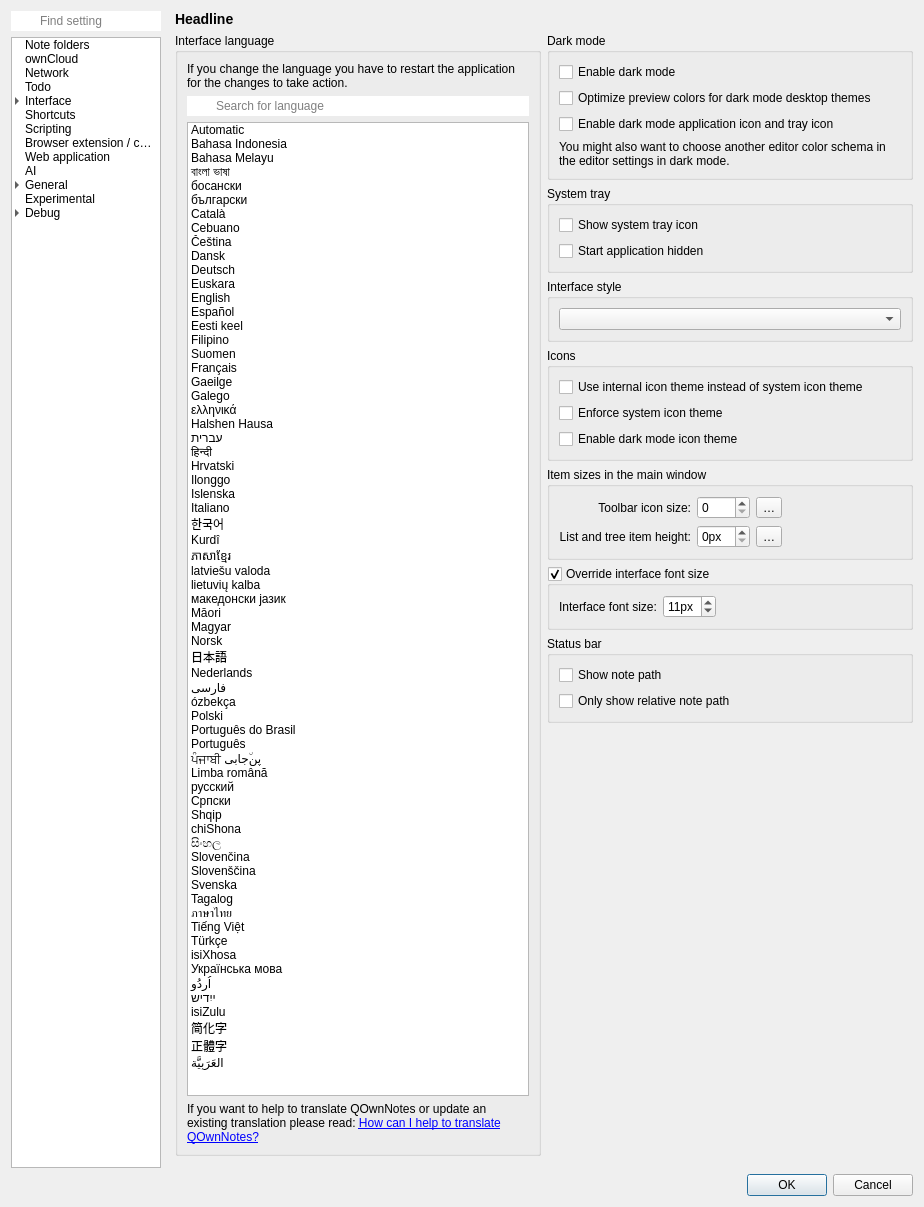
The window that src/dialogs/settingsdialog.ui (pbek/QOwnNotes) describes before a commit, drawn with Qt 5.
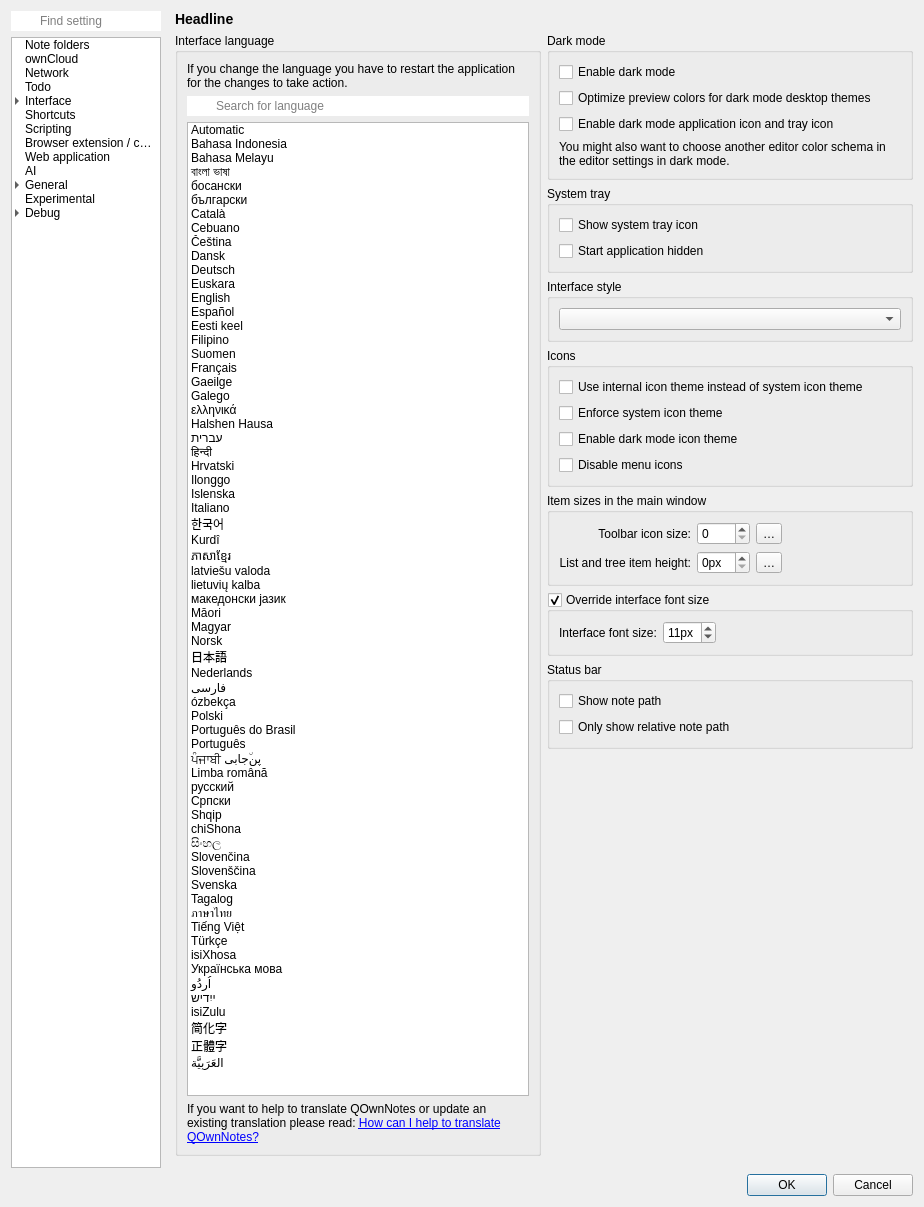
The same window after the commit. The open tabs and pages were chosen to show the change. Icons and pictures are not drawn. Custom widgets are drawn as their Qt base class.

Commit message: Added ability to properly remove icons from menus (for a cleaner UX)

Patch:
```diff
--- a/src/dialogs/settingsdialog.ui
+++ b/src/dialogs/settingsdialog.ui
@@ -3209,6 +3209,16 @@
                        </property>
                       </widget>
                      </item>
+                     <item row="4" column="0">
+                      <widget class="QCheckBox" name="disableIconsInMenusCheckBox">
+                       <property name="toolTip">
+                        <string>Disable icons in menus as well as the "Find action" dialog. Requires restart to take effect</string>
+                       </property>
+                       <property name="text">
+                        <string>Disable menu icons</string>
+                       </property>
+                      </widget>
+                     </item>
                     </layout>
                    </widget>
                   </item>
```
The commit also changes 4 other files.
